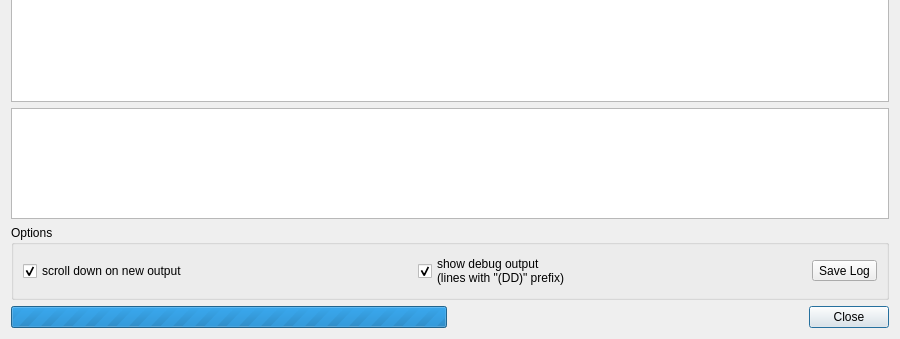
This is src/LogDialog.ui in flowexpert/charon as Qt 5 draws it before an edit; both pictures show x 0 to 900 and y 261 to 600 of the 900 by 600 pixel window. The edited form follows.
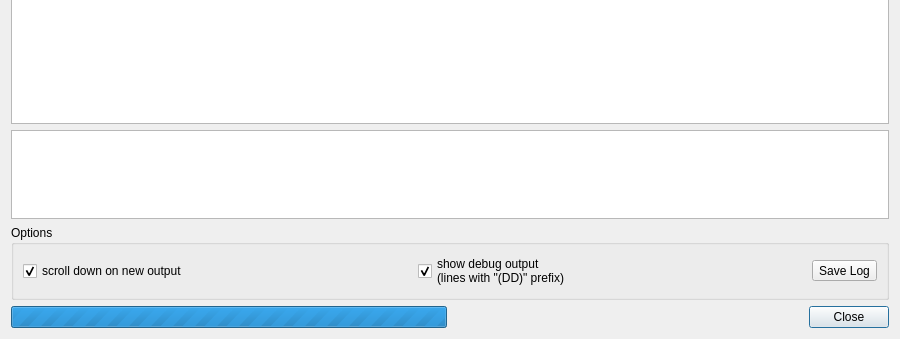
This is the edited form. Icons and pictures are not drawn.

Commit message: log widget using list view

```diff
--- a/src/LogDialog.ui
+++ b/src/LogDialog.ui
@@ -24,38 +24,7 @@
      </property>
     </widget>
    </item>
-   <item row="2" column="0" colspan="2">
-    <widget class="QTextEdit" name="logText">
-     <property name="sizePolicy">
-      <sizepolicy hsizetype="Expanding" vsizetype="Expanding">
-       <horstretch>0</horstretch>
-       <verstretch>3</verstretch>
-      </sizepolicy>
-     </property>
-     <property name="acceptDrops">
-      <bool>false</bool>
-     </property>
-     <property name="tabChangesFocus">
-      <bool>true</bool>
-     </property>
-     <property name="undoRedoEnabled">
-      <bool>false</bool>
-     </property>
-     <property name="lineWrapMode">
-      <enum>QTextEdit::NoWrap</enum>
-     </property>
-     <property name="readOnly">
-      <bool>true</bool>
-     </property>
-     <property name="tabStopWidth">
-      <number>40</number>
-     </property>
-     <property name="textInteractionFlags">
-      <set>Qt::LinksAccessibleByKeyboard|Qt::TextSelectableByMouse</set>
-     </property>
-    </widget>
-   </item>
-   <item row="6" column="0">
+   <item row="5" column="0">
     <widget class="QProgressBar" name="progressBar">
      <property name="maximum">
       <number>0</number>
@@ -68,7 +37,7 @@
      </property>
     </widget>
    </item>
-   <item row="6" column="1">
+   <item row="5" column="1">
     <widget class="QDialogButtonBox" name="buttonBox">
      <property name="sizePolicy">
       <sizepolicy hsizetype="Minimum" vsizetype="Fixed">
@@ -97,7 +66,7 @@
      </property>
     </widget>
    </item>
-   <item row="4" column="0" colspan="2">
+   <item row="3" column="0" colspan="2">
     <widget class="QGroupBox" name="groupBox">
      <property name="title">
       <string>Options</string>
@@ -162,7 +131,7 @@
      </layout>
     </widget>
    </item>
-   <item row="3" column="0" colspan="2">
+   <item row="2" column="0" colspan="2">
     <widget class="QTextEdit" name="infoDisplay">
      <property name="sizePolicy">
       <sizepolicy hsizetype="Expanding" vsizetype="Expanding">
@@ -187,6 +156,25 @@
      </property>
     </widget>
    </item>
+   <item row="1" column="0" colspan="2">
+    <widget class="QListView" name="logView">
+     <property name="sizePolicy">
+      <sizepolicy hsizetype="Expanding" vsizetype="Expanding">
+       <horstretch>0</horstretch>
+       <verstretch>4</verstretch>
+      </sizepolicy>
+     </property>
+     <property name="editTriggers">
+      <set>QAbstractItemView::NoEditTriggers</set>
+     </property>
+     <property name="selectionMode">
+      <enum>QAbstractItemView::NoSelection</enum>
+     </property>
+     <property name="selectionBehavior">
+      <enum>QAbstractItemView::SelectRows</enum>
+     </property>
+    </widget>
+   </item>
   </layout>
  </widget>
  <resources>
```
The commit also changes 2 other files.
